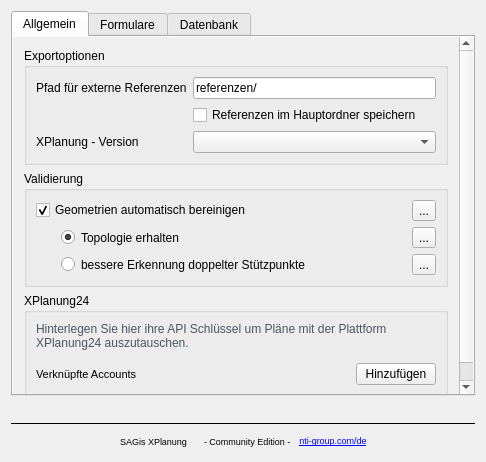
Before: the Qt Designer form src/SAGisXPlanung/ui/settings.ui in nti-de/SAGisXPlanung, drawn with Qt 5.
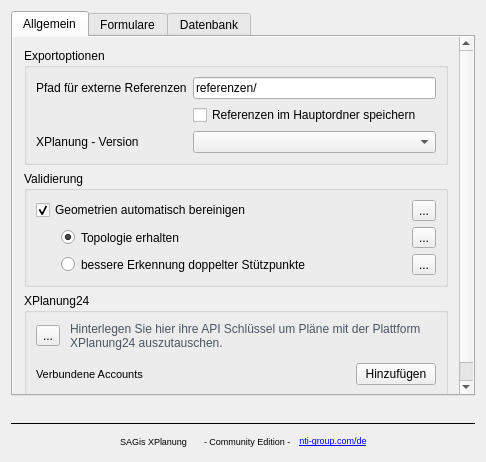
After: the same form once the commit is applied. Custom widgets are drawn as their Qt base class.

Commit message: finalize xplan24 account settings

```diff
--- a/src/SAGisXPlanung/ui/settings.ui
+++ b/src/SAGisXPlanung/ui/settings.ui
@@ -72,9 +72,9 @@
           <property name="geometry">
            <rect>
             <x>0</x>
-            <y>-81</y>
+            <y>-65</y>
             <width>437</width>
-            <height>428</height>
+            <height>430</height>
            </rect>
           </property>
           <property name="sizePolicy">
@@ -245,6 +245,18 @@
              </property>
              <layout class="QVBoxLayout" name="verticalLayout_9">
               <item>
+               <layout class="QHBoxLayout" name="horizontalLayout_10">
+                <property name="spacing">
+                 <number>10</number>
+                </property>
+                <item>
+                 <widget class="QToolButton" name="xplan24_icon">
+                  <property name="text">
+                   <string>...</string>
+                  </property>
+                 </widget>
+                </item>
+                <item>
                <widget class="QLabel" name="label_17">
                 <property name="styleSheet">
                  <string notr="true">color: #4b5563;</string>
@@ -257,6 +269,8 @@
                 </property>
                </widget>
               </item>
+               </layout>
+              </item>
               <item>
                <layout class="QHBoxLayout" name="horizontalLayout_9">
                 <property name="topMargin">
@@ -278,7 +292,7 @@
                    </font>
                   </property>
                   <property name="text">
-                   <string>Verknüpfte Accounts</string>
+                   <string>Verbundene Accounts</string>
                   </property>
                  </widget>
                 </item>
```
Lines whose indentation alone changed are shown as unchanged. The commit also changes 4 other files.
